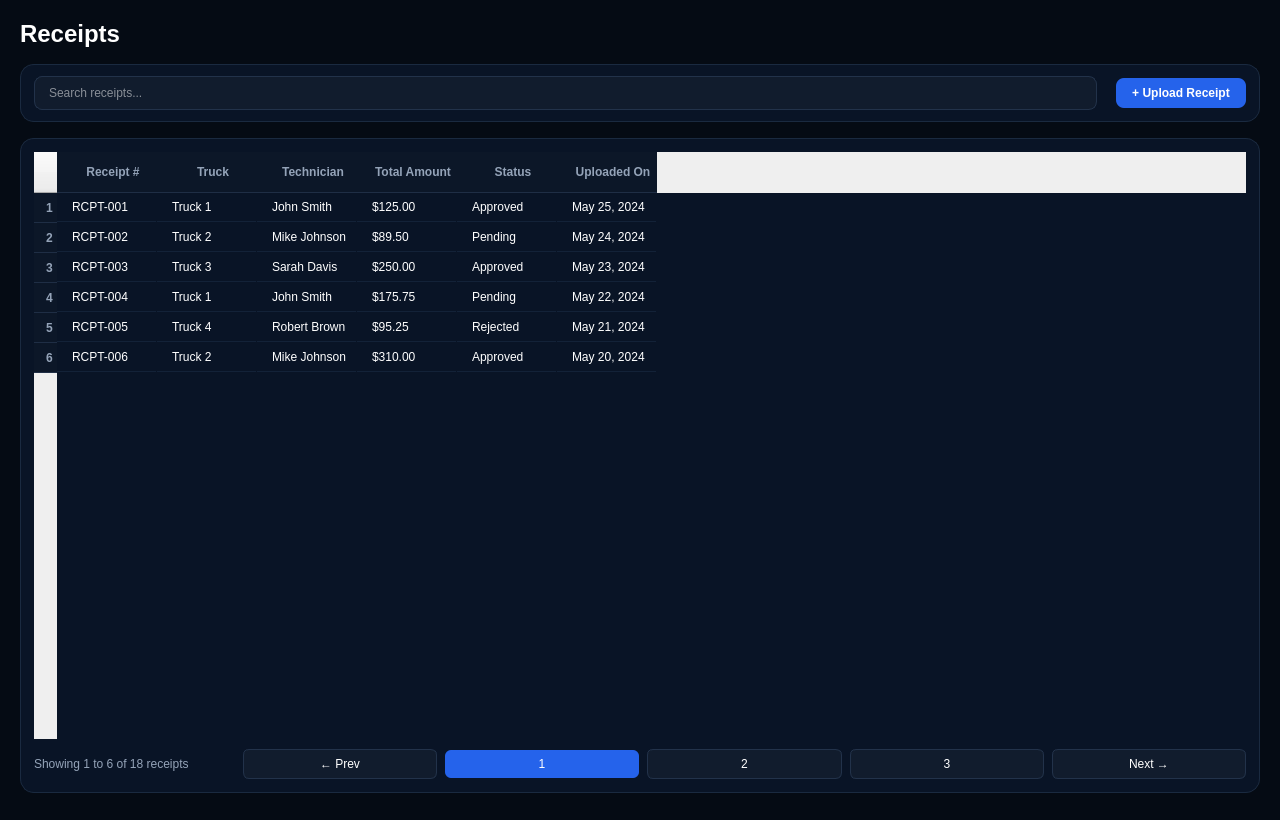
Old version of the form InventoryQtApp/ReceiptsPage.ui in the repository Felipeact/InventoryQtApp.
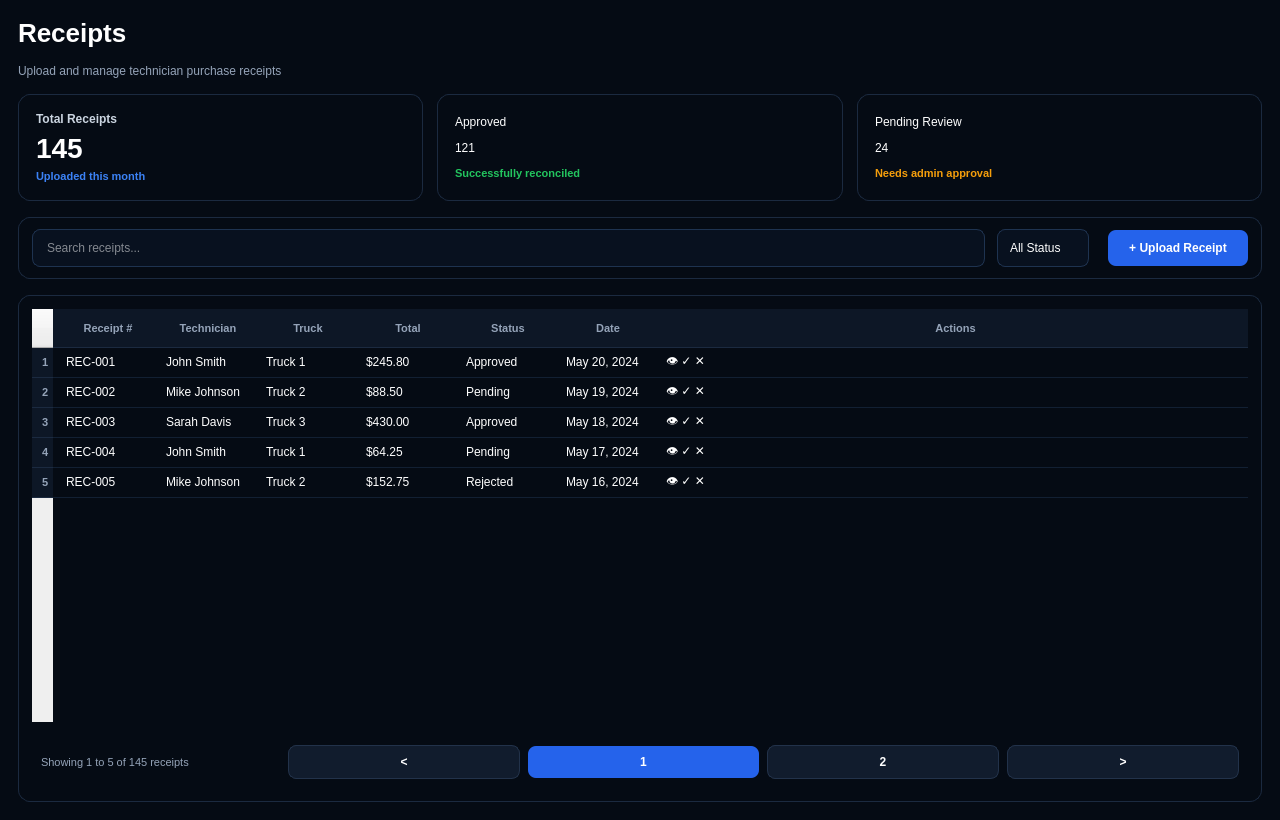
New version of the form.

```diff
--- a/InventoryQtApp/ReceiptsPage.ui
+++ b/InventoryQtApp/ReceiptsPage.ui
@@ -2,6 +2,7 @@
 <ui version="4.0">
 	<class>ReceiptsPageClass</class>
 	<widget class="QWidget" name="ReceiptsPageClass">
+
 		<property name="geometry">
 			<rect>
 				<x>0</x>
@@ -10,207 +11,608 @@
 				<height>820</height>
 			</rect>
 		</property>
+
 		<property name="windowTitle">
 			<string>Receipts</string>
 		</property>
+
 		<property name="styleSheet">
 			<string notr="true">
+
 				QWidget#ReceiptsPageClass {
 				background-color: #050B14;
+				color: #FFFFFF;
+				font-family: "Segoe UI";
+				}
+
+				QLabel {
+				background: transparent;
 				color: white;
 				}
+
 				QLabel#pageTitle {
-				font-size: 24px;
-				font-weight: 700;
-				color: white;
+				font-size: 26px;
+				font-weight: 800;
 				}
-				QWidget#toolbarContainer,
+
+				QLabel#subtitleLabel {
+				color: #94A3B8;
+				font-size: 12px;
+				}
+
+				QWidget#metricCard1,
+				QWidget#metricCard2,
+				QWidget#metricCard3,
+				QWidget#toolbarCard,
 				QWidget#tableCard {
-				background-color: #091426;
-				border: 1px solid #1A2A40;
-				border-radius: 14px;
+				background: qlineargradient(
+				x1:0, y1:0,
+				x2:1, y2:1,
+				stop:0 #0B1626,
+				stop:1 #091322
+				);
+				border: 1px solid #1B2A40;
+				border-radius: 12px;
 				}
-				QLineEdit#searchInput {
-				border: 1px solid #22324A;
-				background: #111C2D;
-				color: white;
-				padding: 8px 12px;
-				border-radius: 8px;
-				}
-				QPushButton#uploadReceiptButton {
-				background-color: #2563EB;
-				color: white;
-				border: none;
-				border-radius: 8px;
-				padding: 8px 16px;
+
+				QLabel#metricTitle {
+				color: #CBD5E1;
+				font-size: 12px;
 				font-weight: 600;
 				}
-				QPushButton#uploadReceiptButton:hover {
-				background-color: #3B82F6;
+
+				QLabel#metricValue {
+				color: white;
+				font-size: 28px;
+				font-weight: 800;
 				}
+
+				QLabel#metricBlue {
+				color: #3B82F6;
+				font-size: 11px;
+				font-weight: 700;
+				}
+
+				QLabel#metricGreen {
+				color: #22C55E;
+				font-size: 11px;
+				font-weight: 700;
+				}
+
+				QLabel#metricOrange {
+				color: #F59E0B;
+				font-size: 11px;
+				font-weight: 700;
+				}
+
+				QLineEdit#searchInput,
+				QComboBox#statusFilter {
+				background-color: #08111F;
+				border: 1px solid #1E3350;
+				border-radius: 8px;
+				color: white;
+				min-height: 36px;
+				padding-left: 12px;
+				font-size: 12px;
+				}
+
+				QLineEdit#searchInput:focus,
+				QComboBox#statusFilter:focus {
+				border: 1px solid #2563EB;
+				}
+
+				QComboBox::drop-down {
+				border: none;
+				width: 24px;
+				}
+
+				QPushButton#uploadButton {
+				background-color: #2563EB;
+				border: none;
+				border-radius: 8px;
+				color: white;
+				min-width: 140px;
+				min-height: 36px;
+				font-size: 12px;
+				font-weight: 700;
+				}
+
+				QPushButton#uploadButton:hover {
+				background-color: #1D4ED8;
+				}
+
 				QTableWidget {
 				background-color: transparent;
 				border: none;
 				color: white;
 				gridline-color: transparent;
+				outline: none;
+				font-size: 12px;
 				}
+
 				QHeaderView::section {
-				background-color: #0C1728;
+				background-color: #0D1726;
 				color: #94A3B8;
 				border: none;
-				border-bottom: 1px solid #1F2E45;
-				padding-left: 12px;
-				height: 40px;
-				font-weight: 600;
+				border-bottom: 1px solid #1B2A40;
+				height: 38px;
+				padding-left: 10px;
+				font-size: 11px;
+				font-weight: 700;
 				}
+
 				QTableWidget::item {
-				border-bottom: 1px solid #132238;
-				padding-left: 12px;
-				height: 42px;
+				border-bottom: 1px solid #122033;
+				padding-left: 10px;
+				height: 40px;
 				}
+
 				QTableWidget::item:selected {
-				background-color: #132238;
+				background-color: #122033;
 				}
-				QPushButton#prevPageButton,
-				QPushButton#page1Button,
-				QPushButton#page2Button,
-				QPushButton#page3Button,
-				QPushButton#nextPageButton {
+
+				QWidget#paginationContainer {
+				background-color: transparent;
+				border: none;
+				}
+
+				QPushButton#pageButton,
+				QPushButton#pageButton2,
+				QPushButton#pageButton3 {
 				background-color: #111C2D;
 				border: 1px solid #22324A;
-				border-radius: 6px;
+				border-radius: 8px;
 				color: white;
-				min-width: 28px;
-				min-height: 28px;
+				min-width: 32px;
+				min-height: 32px;
+				font-size: 12px;
+				font-weight: 600;
 				}
-				QPushButton#page1Button {
+
+				QPushButton#activePageButton {
 				background-color: #2563EB;
 				border: none;
+				border-radius: 8px;
+				color: white;
+				min-width: 32px;
+				min-height: 32px;
+				font-size: 12px;
+				font-weight: 700;
 				}
-				QPushButton#prevPageButton:hover,
-				QPushButton#page2Button:hover,
-				QPushButton#page3Button:hover,
-				QPushButton#nextPageButton:hover {
-				background-color: #1D4ED8;
+
+				QLabel#paginationLabel {
+				color: #94A3B8;
+				font-size: 11px;
 				}
+
 			</string>
 		</property>
 
 		<layout class="QVBoxLayout" name="rootLayout">
+
 			<property name="leftMargin">
-				<number>20</number>
+				<number>18</number>
 			</property>
+
 			<property name="topMargin">
-				<number>20</number>
+				<number>18</number>
 			</property>
+
 			<property name="rightMargin">
-				<number>20</number>
+				<number>18</number>
 			</property>
+
 			<property name="bottomMargin">
-				<number>20</number>
+				<number>18</number>
 			</property>
+
 			<property name="spacing">
 				<number>16</number>
 			</property>
 
+			<!-- TITLE -->
+
 			<item>
-				<widget class="QLabel" name="pageTitle">
-					<property name="text">
-						<string>Receipts</string>
+
+				<layout class="QVBoxLayout" name="titleLayout">
+
+					<item>
+
+						<widget class="QLabel" name="pageTitle">
+
+							<property name="text">
+								<string>Receipts</string>
+							</property>
+
+						</widget>
+
+					</item>
+
+					<item>
+
+						<widget class="QLabel" name="subtitleLabel">
+
+							<property name="text">
+								<string>Upload and manage technician purchase receipts</string>
+							</property>
+
+						</widget>
+
+					</item>
+
+				</layout>
+
+			</item>
+
+			<!-- METRICS -->
+
+			<item>
+
+				<layout class="QHBoxLayout" name="metricsLayout">
+
+					<property name="spacing">
+						<number>14</number>
 					</property>
-				</widget>
+
+					<item>
+
+						<widget class="QWidget" name="metricCard1" native="true">
+
+							<layout class="QVBoxLayout" name="metricLayout1">
+
+								<property name="leftMargin">
+									<number>18</number>
+								</property>
+
+								<property name="topMargin">
+									<number>18</number>
+								</property>
+
+								<property name="rightMargin">
+									<number>18</number>
+								</property>
+
+								<property name="bottomMargin">
+									<number>18</number>
+								</property>
+
+								<item>
+
+									<widget class="QLabel" name="metricTitle">
+
+										<property name="text">
+											<string>Total Receipts</string>
+										</property>
+
+									</widget>
+
+								</item>
+
+								<item>
+
+									<widget class="QLabel" name="metricValue">
+
+										<property name="text">
+											<string>145</string>
+										</property>
+
+									</widget>
+
+								</item>
+
+								<item>
+
+									<widget class="QLabel" name="metricBlue">
+
+										<property name="text">
+											<string>Uploaded this month</string>
+										</property>
+
+									</widget>
+
+								</item>
+
+							</layout>
+
+						</widget>
+
+					</item>
+
+					<item>
+
+						<widget class="QWidget" name="metricCard2" native="true">
+
+							<layout class="QVBoxLayout" name="metricLayout2">
+
+								<property name="leftMargin">
+									<number>18</number>
+								</property>
+
+								<property name="topMargin">
+									<number>18</number>
+								</property>
+
+								<property name="rightMargin">
+									<number>18</number>
+								</property>
+
+								<property name="bottomMargin">
+									<number>18</number>
+								</property>
+
+								<item>
+
+									<widget class="QLabel" name="metricTitle">
+
+										<property name="text">
+											<string>Approved</string>
+										</property>
+
+									</widget>
+
+								</item>
+
+								<item>
+
+									<widget class="QLabel" name="metricValue">
+
+										<property name="text">
+											<string>121</string>
+										</property>
+
+									</widget>
+
+								</item>
+
+								<item>
+
+									<widget class="QLabel" name="metricGreen">
+
+										<property name="text">
+											<string>Successfully reconciled</string>
+										</property>
+
+									</widget>
+
+								</item>
+
+							</layout>
+
+						</widget>
+
+					</item>
+
+					<item>
+
+						<widget class="QWidget" name="metricCard3" native="true">
+
+							<layout class="QVBoxLayout" name="metricLayout3">
+
+								<property name="leftMargin">
+									<number>18</number>
+								</property>
+
+								<property name="topMargin">
+									<number>18</number>
+								</property>
+
+								<property name="rightMargin">
+									<number>18</number>
+								</property>
+
+								<property name="bottomMargin">
+									<number>18</number>
+								</property>
+
+								<item>
+
+									<widget class="QLabel" name="metricTitle">
+
+										<property name="text">
+											<string>Pending Review</string>
+										</property>
+
+									</widget>
+
+								</item>
+
+								<item>
+
+									<widget class="QLabel" name="metricValue">
+
+										<property name="text">
+											<string>24</string>
+										</property>
+
+									</widget>
+
+								</item>
+
+								<item>
+
+									<widget class="QLabel" name="metricOrange">
+
+										<property name="text">
+											<string>Needs admin approval</string>
+										</property>
+
+									</widget>
+
+								</item>
+
+							</layout>
+
+						</widget>
+
+					</item>
+
+				</layout>
+
 			</item>
 
+			<!-- TOOLBAR -->
+
 			<item>
-				<widget class="QWidget" name="toolbarContainer" native="true">
+
+				<widget class="QWidget" name="toolbarCard" native="true">
+
 					<layout class="QHBoxLayout" name="toolbarLayout">
+
 						<property name="leftMargin">
 							<number>14</number>
 						</property>
+
 						<property name="topMargin">
 							<number>12</number>
 						</property>
+
 						<property name="rightMargin">
 							<number>14</number>
 						</property>
+
 						<property name="bottomMargin">
 							<number>12</number>
 						</property>
+
 						<property name="spacing">
 							<number>12</number>
 						</property>
 
 						<item>
+
 							<widget class="QLineEdit" name="searchInput">
+
+								<property name="minimumWidth">
+									<number>320</number>
+								</property>
+
 								<property name="placeholderText">
 									<string>Search receipts...</string>
 								</property>
-								<property name="minimumWidth">
-									<number>250</number>
-								</property>
+
 							</widget>
+
 						</item>
 
 						<item>
+
+							<widget class="QComboBox" name="statusFilter">
+
+								<item>
+									<property name="text">
+										<string>All Status</string>
+									</property>
+								</item>
+
+								<item>
+									<property name="text">
+										<string>Pending</string>
+									</property>
+								</item>
+
+								<item>
+									<property name="text">
+										<string>Approved</string>
+									</property>
+								</item>
+
+								<item>
+									<property name="text">
+										<string>Rejected</string>
+									</property>
+								</item>
+
+							</widget>
+
+						</item>
+
+						<item>
+
 							<spacer name="toolbarSpacer">
+
 								<property name="orientation">
 									<enum>Qt::Horizontal</enum>
 								</property>
+
 							</spacer>
+
 						</item>
 
 						<item>
-							<widget class="QPushButton" name="uploadReceiptButton">
+
+							<widget class="QPushButton" name="uploadButton">
+
 								<property name="text">
 									<string>+ Upload Receipt</string>
 								</property>
+
 							</widget>
+
 						</item>
+
 					</layout>
+
 				</widget>
+
 			</item>
 
+			<!-- TABLE -->
+
 			<item>
+
 				<widget class="QWidget" name="tableCard" native="true">
-					<layout class="QVBoxLayout" name="tableCardLayout">
+
+					<layout class="QVBoxLayout" name="tableLayout">
+
 						<property name="leftMargin">
 							<number>14</number>
 						</property>
+
 						<property name="topMargin">
 							<number>14</number>
 						</property>
+
 						<property name="rightMargin">
 							<number>14</number>
 						</property>
+
 						<property name="bottomMargin">
 							<number>14</number>
 						</property>
+
 						<property name="spacing">
-							<number>10</number>
+							<number>14</number>
 						</property>
 
 						<item>
+
 							<widget class="QTableWidget" name="receiptsTable">
+
 								<property name="columnCount">
-									<number>6</number>
+									<number>7</number>
 								</property>
+
 								<property name="rowCount">
-									<number>6</number>
+									<number>5</number>
 								</property>
-								<property name="frameShape">
-									<enum>QFrame::NoFrame</enum>
+
+								<property name="selectionBehavior">
+									<enum>QAbstractItemView::SelectRows</enum>
 								</property>
 
+								<property name="showGrid">
+									<bool>false</bool>
+								</property>
+
+								<attribute name="horizontalHeaderStretchLastSection">
+									<bool>true</bool>
+								</attribute>
+
 								<column>
 									<property name="text">
 										<string>Receipt #</string>
 									</property>
 								</column>
-								<column>
-									<property name="text">
-										<string>Truck</string>
-									</property>
-								</column>
 								<column>
 									<property name="text">
 										<string>Technician</string>
@@ -218,7 +620,12 @@
 								</column>
 								<column>
 									<property name="text">
-										<string>Total Amount</string>
+										<string>Truck</string>
+									</property>
+								</column>
+								<column>
+									<property name="text">
+										<string>Total</string>
 									</property>
 								</column>
 								<column>
@@ -228,28 +635,33 @@
 								</column>
 								<column>
 									<property name="text">
-										<string>Uploaded On</string>
+										<string>Date</string>
+									</property>
+								</column>
+								<column>
+									<property name="text">
+										<string>Actions</string>
 									</property>
 								</column>
 
 								<item row="0" column="0">
 									<property name="text">
-										<string>RCPT-001</string>
+										<string>REC-001</string>
 									</property>
 								</item>
 								<item row="0" column="1">
 									<property name="text">
-										<string>Truck 1</string>
+										<string>John Smith</string>
 									</property>
 								</item>
 								<item row="0" column="2">
 									<property name="text">
-										<string>John Smith</string>
+										<string>Truck 1</string>
 									</property>
 								</item>
 								<item row="0" column="3">
 									<property name="text">
-										<string>$125.00</string>
+										<string>$245.80</string>
 									</property>
 								</item>
 								<item row="0" column="4">
@@ -259,28 +671,33 @@
 								</item>
 								<item row="0" column="5">
 									<property name="text">
-										<string>May 25, 2024</string>
+										<string>May 20, 2024</string>
+									</property>
+								</item>
+								<item row="0" column="6">
+									<property name="text">
+										<string>👁 ✓ ✕</string>
 									</property>
 								</item>
 
 								<item row="1" column="0">
 									<property name="text">
-										<string>RCPT-002</string>
+										<string>REC-002</string>
 									</property>
 								</item>
 								<item row="1" column="1">
 									<property name="text">
-										<string>Truck 2</string>
+										<string>Mike Johnson</string>
 									</property>
 								</item>
 								<item row="1" column="2">
 									<property name="text">
-										<string>Mike Johnson</string>
+										<string>Truck 2</string>
 									</property>
 								</item>
 								<item row="1" column="3">
 									<property name="text">
-										<string>$89.50</string>
+										<string>$88.50</string>
 									</property>
 								</item>
 								<item row="1" column="4">
@@ -290,28 +707,33 @@
 								</item>
 								<item row="1" column="5">
 									<property name="text">
-										<string>May 24, 2024</string>
+										<string>May 19, 2024</string>
+									</property>
+								</item>
+								<item row="1" column="6">
+									<property name="text">
+										<string>👁 ✓ ✕</string>
 									</property>
 								</item>
 
 								<item row="2" column="0">
 									<property name="text">
-										<string>RCPT-003</string>
+										<string>REC-003</string>
 									</property>
 								</item>
 								<item row="2" column="1">
 									<property name="text">
-										<string>Truck 3</string>
-									</property>
-								</item>
-								<item row="2" column="2">
-									<property name="text">
 										<string>Sarah Davis</string>
 									</property>
 								</item>
+								<item row="2" column="2">
+									<property name="text">
+										<string>Truck 3</string>
+									</property>
+								</item>
 								<item row="2" column="3">
 									<property name="text">
-										<string>$250.00</string>
+										<string>$430.00</string>
 									</property>
 								</item>
 								<item row="2" column="4">
@@ -321,28 +743,33 @@
 								</item>
 								<item row="2" column="5">
 									<property name="text">
-										<string>May 23, 2024</string>
+										<string>May 18, 2024</string>
+									</property>
+								</item>
+								<item row="2" column="6">
+									<property name="text">
+										<string>👁 ✓ ✕</string>
 									</property>
 								</item>
 
 								<item row="3" column="0">
 									<property name="text">
-										<string>RCPT-004</string>
+										<string>REC-004</string>
 									</property>
 								</item>
 								<item row="3" column="1">
 									<property name="text">
-										<string>Truck 1</string>
+										<string>John Smith</string>
 									</property>
 								</item>
 								<item row="3" column="2">
 									<property name="text">
-										<string>John Smith</string>
+										<string>Truck 1</string>
 									</property>
 								</item>
 								<item row="3" column="3">
 									<property name="text">
-										<string>$175.75</string>
+										<string>$64.25</string>
 									</property>
 								</item>
 								<item row="3" column="4">
@@ -352,28 +779,33 @@
 								</item>
 								<item row="3" column="5">
 									<property name="text">
-										<string>May 22, 2024</string>
+										<string>May 17, 2024</string>
+									</property>
+								</item>
+								<item row="3" column="6">
+									<property name="text">
+										<string>👁 ✓ ✕</string>
 									</property>
 								</item>
 
 								<item row="4" column="0">
 									<property name="text">
-										<string>RCPT-005</string>
+										<string>REC-005</string>
 									</property>
 								</item>
 								<item row="4" column="1">
 									<property name="text">
-										<string>Truck 4</string>
+										<string>Mike Johnson</string>
 									</property>
 								</item>
 								<item row="4" column="2">
 									<property name="text">
-										<string>Robert Brown</string>
+										<string>Truck 2</string>
 									</property>
 								</item>
 								<item row="4" column="3">
 									<property name="text">
-										<string>$95.25</string>
+										<string>$152.75</string>
 									</property>
 								</item>
 								<item row="4" column="4">
@@ -383,117 +815,117 @@
 								</item>
 								<item row="4" column="5">
 									<property name="text">
-										<string>May 21, 2024</string>
+										<string>May 16, 2024</string>
+									</property>
+								</item>
+								<item row="4" column="6">
+									<property name="text">
+										<string>👁 ✓ ✕</string>
 									</property>
 								</item>
 
-								<item row="5" column="0">
-									<property name="text">
-										<string>RCPT-006</string>
-									</property>
-								</item>
-								<item row="5" column="1">
-									<property name="text">
-										<string>Truck 2</string>
-									</property>
-								</item>
-								<item row="5" column="2">
-									<property name="text">
-										<string>Mike Johnson</string>
-									</property>
-								</item>
-								<item row="5" column="3">
-									<property name="text">
-										<string>$310.00</string>
-									</property>
-								</item>
-								<item row="5" column="4">
-									<property name="text">
-										<string>Approved</string>
-									</property>
-								</item>
-								<item row="5" column="5">
-									<property name="text">
-										<string>May 20, 2024</string>
-									</property>
-								</item>
 							</widget>
+
 						</item>
 
+						<!-- PAGINATION -->
+
 						<item>
-							<layout class="QHBoxLayout" name="paginationLayout">
-								<property name="spacing">
-									<number>8</number>
-								</property>
 
-								<item>
-									<widget class="QLabel" name="paginationLabel">
-										<property name="text">
-											<string>Showing 1 to 6 of 18 receipts</string>
-										</property>
-										<property name="styleSheet">
-											<string notr="true">background: transparent; border: none; color: #94A3B8; font-size: 12px;</string>
-										</property>
-									</widget>
-								</item>
+							<widget class="QWidget" name="paginationContainer" native="true">
 
-								<item>
-									<spacer name="paginationSpacer">
-										<property name="orientation">
-											<enum>Qt::Horizontal</enum>
-										</property>
-									</spacer>
-								</item>
+								<layout class="QHBoxLayout" name="paginationLayout">
 
-								<item>
-									<widget class="QPushButton" name="prevPageButton">
-										<property name="text">
-											<string>← Prev</string>
-										</property>
-									</widget>
-								</item>
-								<item>
-									<widget class="QPushButton" name="page1Button">
-										<property name="text">
-											<string>1</string>
-										</property>
-									</widget>
-								</item>
-								<item>
-									<widget class="QPushButton" name="page2Button">
-										<property name="text">
-											<string>2</string>
-										</property>
-									</widget>
-								</item>
-								<item>
-									<widget class="QPushButton" name="page3Button">
-										<property name="text">
-											<string>3</string>
-										</property>
-									</widget>
-								</item>
-								<item>
-									<widget class="QPushButton" name="nextPageButton">
-										<property name="text">
-											<string>Next →</string>
-										</property>
-									</widget>
-								</item>
-							</layout>
+									<property name="spacing">
+										<number>8</number>
+									</property>
+
+									<item>
+
+										<widget class="QLabel" name="paginationLabel">
+
+											<property name="text">
+												<string>Showing 1 to 5 of 145 receipts</string>
+											</property>
+
+										</widget>
+
+									</item>
+
+									<item>
+
+										<spacer name="paginationSpacer">
+
+											<property name="orientation">
+												<enum>Qt::Horizontal</enum>
+											</property>
+
+										</spacer>
+
+									</item>
+
+									<item>
+
+										<widget class="QPushButton" name="pageButton">
+
+											<property name="text">
+												<string>&lt;</string>
+											</property>
+
+										</widget>
+
+									</item>
+
+									<item>
+
+										<widget class="QPushButton" name="activePageButton">
+
+											<property name="text">
+												<string>1</string>
+											</property>
+
+										</widget>
+
+									</item>
+
+									<item>
+
+										<widget class="QPushButton" name="pageButton2">
+
+											<property name="text">
+												<string>2</string>
+											</property>
+
+										</widget>
+
+									</item>
+
+									<item>
+
+										<widget class="QPushButton" name="pageButton3">
+
+											<property name="text">
+												<string>&gt;</string>
+											</property>
+
+										</widget>
+
+									</item>
+
+								</layout>
+
+							</widget>
+
 						</item>
+
 					</layout>
+
 				</widget>
-			</item>
 
-			<item>
-				<spacer name="verticalSpacer">
-					<property name="orientation">
-						<enum>Qt::Vertical</enum>
-					</property>
-				</spacer>
 			</item>
+
 		</layout>
+
 	</widget>
 	<resources/>
 	<connections/>
```
Left out of the diff: 2 changed lines with no effect on the pictures.
